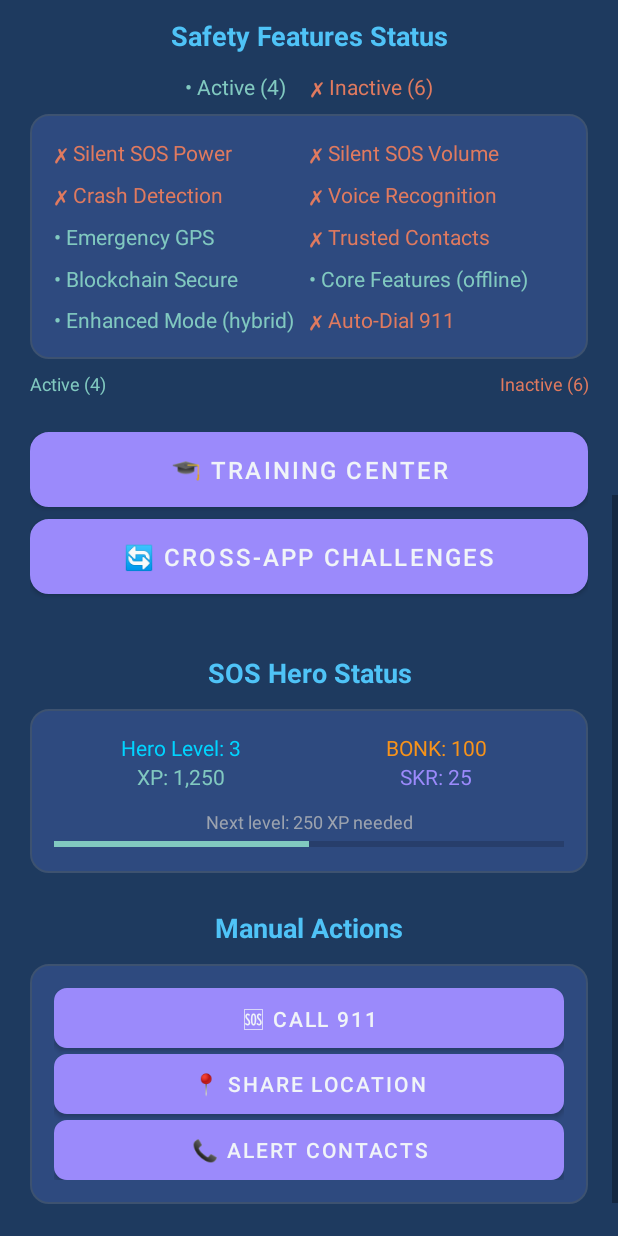
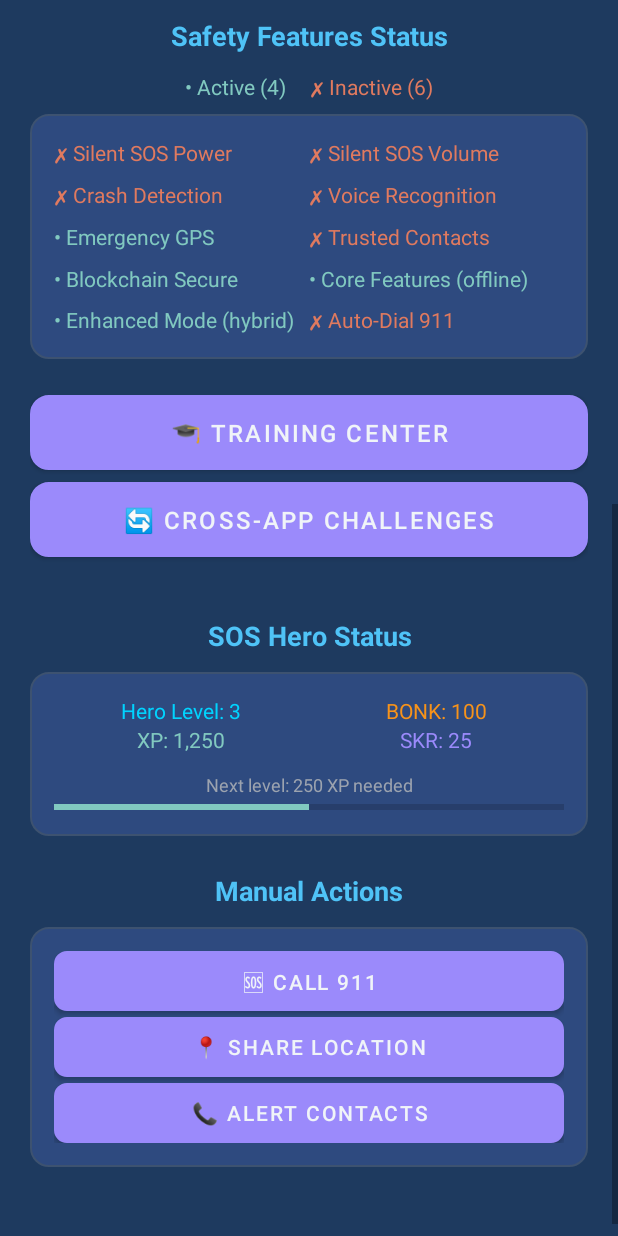
Before and after one commit to paragoner1/crisis-companion, an Android app: the layout activity_main.xml on its own in the app's theme, with its tools: preview values and no code run, scrolled down 576 dp, on a phone screen of 412 x 824 dp. Run offline under Robolectric (Android 15) with nearby library versions, the phone set to English and light mode, and no system bars.

Commit message:
Fix README and safety features legend: Restore motivation section and screenshots, fix original legend at top instead of adding duplicate, push to GitHub

```diff
--- a/android-app/app/src/main/res/layout/activity_main.xml
+++ b/android-app/app/src/main/res/layout/activity_main.xml
@@ -180,6 +180,7 @@
                 android:layout_marginBottom="8dp">
 
                 <TextView
+                    android:id="@+id/tvActiveCount"
                     android:layout_width="wrap_content"
                     android:layout_height="wrap_content"
                     android:text="• Active (4)"
@@ -188,6 +189,7 @@
                     android:layout_marginEnd="16dp" />
 
                 <TextView
+                    android:id="@+id/tvInactiveCount"
                     android:layout_width="wrap_content"
                     android:layout_height="wrap_content"
                     android:text="✗ Inactive (6)"
@@ -354,34 +356,7 @@
 
             </LinearLayout>
 
-            <!-- Safety Features Legend -->
-            <LinearLayout
-                android:layout_width="match_parent"
-                android:layout_height="wrap_content"
-                android:orientation="horizontal"
-                android:layout_marginTop="8dp">
 
-                <TextView
-                    android:id="@+id/tvActiveCount"
-                    android:layout_width="0dp"
-                    android:layout_height="wrap_content"
-                    android:layout_weight="1"
-                    android:text="Active (4)"
-                    android:textSize="12sp"
-                    android:textColor="@color/status_success"
-                    android:gravity="left" />
-
-                <TextView
-                    android:id="@+id/tvInactiveCount"
-                    android:layout_width="0dp"
-                    android:layout_height="wrap_content"
-                    android:layout_weight="1"
-                    android:text="Inactive (6)"
-                    android:textSize="12sp"
-                    android:textColor="@color/status_inactive"
-                    android:gravity="right" />
-
-            </LinearLayout>
 
         </LinearLayout>
 
```
